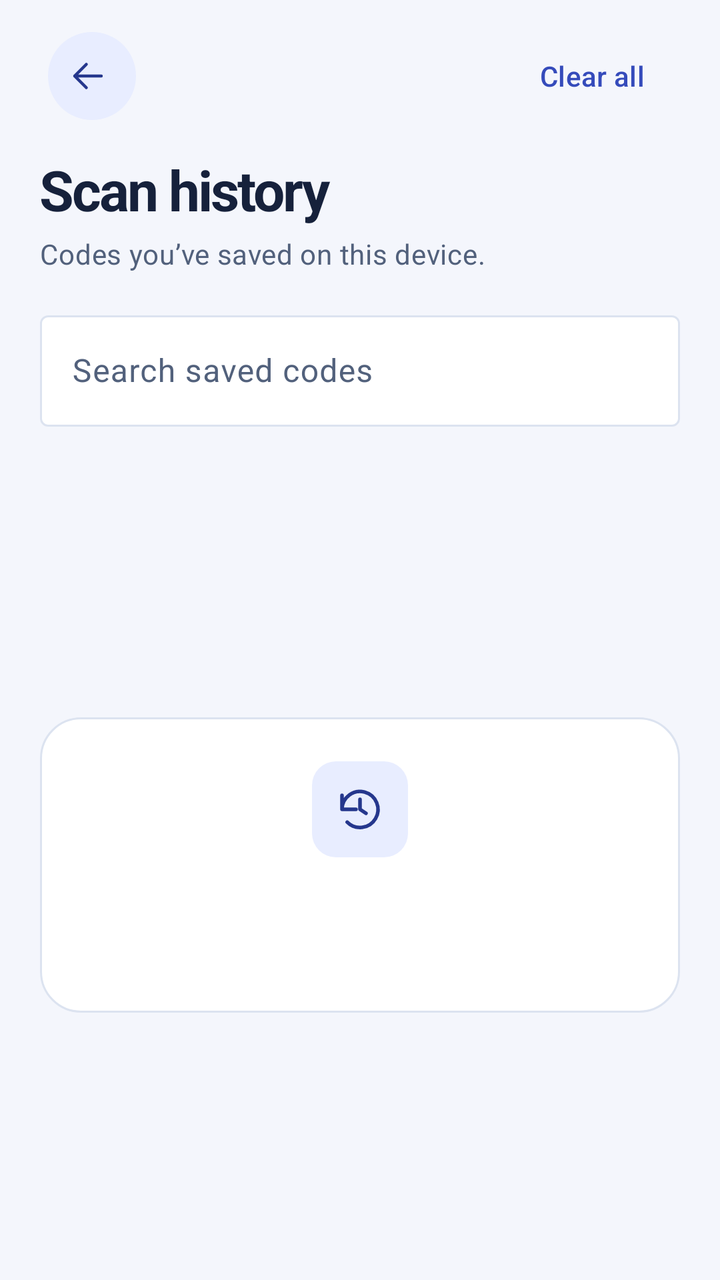
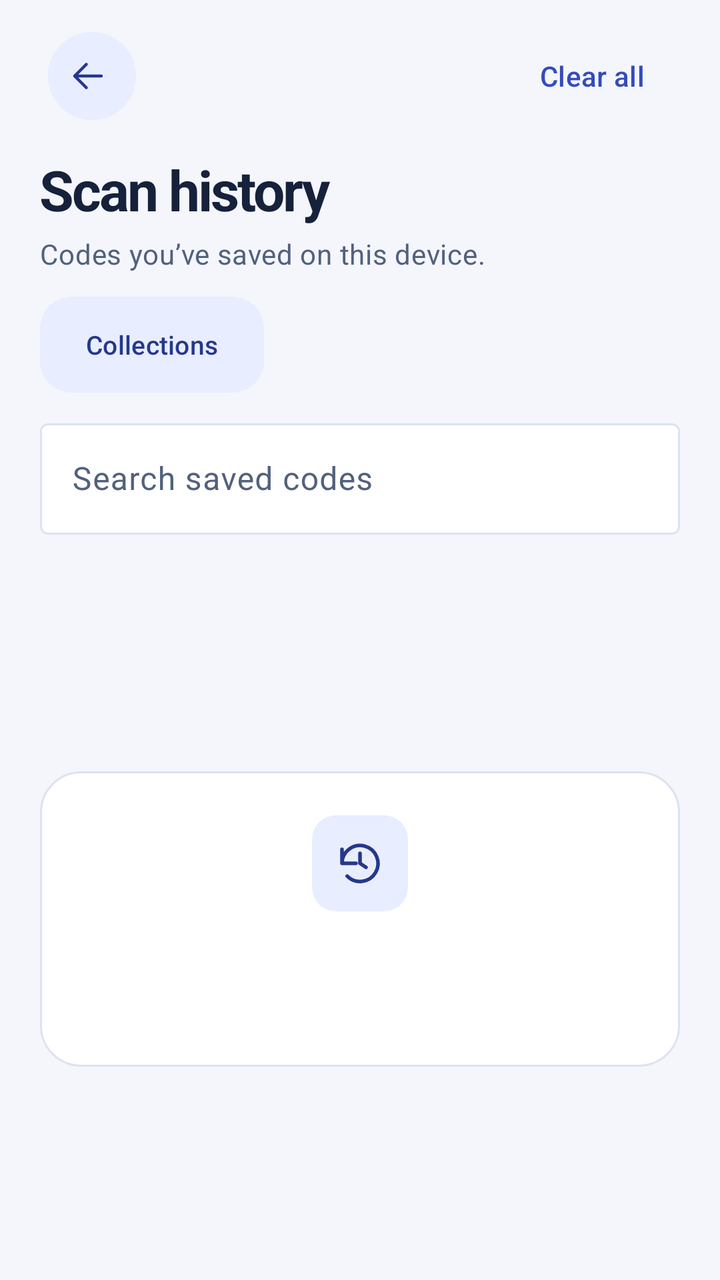

The first picture is an Android layout as it rendered before a commit; the second is the same layout after the commit. The layout source and the unified diff follow.
<!-- AndroidManifest.xml: application theme Theme.ScanCode -->
<!-- res/layout/activity_history.xml -->
<?xml version="1.0" encoding="utf-8"?>
<FrameLayout xmlns:android="http://schemas.android.com/apk/res/android"
    xmlns:app="http://schemas.android.com/apk/res-auto"
    xmlns:tools="http://schemas.android.com/tools"
    android:id="@+id/root"
    android:layout_width="match_parent"
    android:layout_height="match_parent"
    tools:ignore="UselessParent">

    
    <LinearLayout
        android:id="@+id/content"
        android:layout_width="match_parent"
        android:layout_height="match_parent"
        android:layout_gravity="center_horizontal"
        android:focusableInTouchMode="true"
        android:orientation="vertical"
        android:paddingHorizontal="20dp"
        android:paddingTop="12dp">

        <LinearLayout
            android:layout_width="match_parent"
            android:layout_height="wrap_content"
            android:gravity="center_vertical"
            android:orientation="horizontal">

            <com.google.android.material.button.MaterialButton
                android:id="@+id/backButton"
                style="@style/Widget.Material3.Button.IconButton.Filled.Tonal"
                android:layout_width="52dp"
                android:layout_height="52dp"
                android:contentDescription="@string/back"
                app:icon="@drawable/ic_back" />

            <Space
                android:layout_width="0dp"
                android:layout_height="1dp"
                android:layout_weight="1" />

            <com.google.android.material.button.MaterialButton
                android:id="@+id/clearButton"
                style="@style/Widget.Material3.Button.TextButton"
                android:layout_width="wrap_content"
                android:layout_height="wrap_content"
                android:minHeight="48dp"
                android:text="@string/clear_all" />
        </LinearLayout>

        <TextView
            android:id="@+id/historyTitle"
            android:layout_width="match_parent"
            android:layout_height="wrap_content"
            android:layout_marginTop="12dp"
            android:text="@string/history_title"
            android:textAppearance="@style/TextAppearance.ScanCode.Title" />

        <TextView
            android:layout_width="match_parent"
            android:layout_height="wrap_content"
            android:layout_marginTop="4dp"
            android:text="@string/history_subtitle"
            android:textAppearance="?attr/textAppearanceBodyMedium"
            android:textColor="@color/muted" />

        <com.google.android.material.textfield.TextInputLayout
            style="@style/Widget.Material3.TextInputLayout.OutlinedBox"
            android:layout_width="match_parent"
            android:layout_height="wrap_content"
            android:layout_marginTop="16dp"
            android:hint="@string/history_search"
            app:boxBackgroundColor="@color/card"
            app:endIconMode="clear_text">

            <com.google.android.material.textfield.TextInputEditText
                android:id="@+id/searchInput"
                android:layout_width="match_parent"
                android:layout_height="wrap_content"
                android:imeOptions="actionDone"
                android:inputType="text"
                android:maxLines="1" />
        </com.google.android.material.textfield.TextInputLayout>

        <FrameLayout
            android:layout_width="match_parent"
            android:layout_height="0dp"
            android:layout_marginTop="12dp"
            android:layout_weight="1">

            <ListView
                android:id="@+id/historyList"
                android:layout_width="match_parent"
                android:layout_height="match_parent"
                android:clipToPadding="false"
                android:divider="@android:color/transparent"
                android:dividerHeight="8dp"
                android:listSelector="?attr/selectableItemBackground"
                android:paddingBottom="16dp"
                android:scrollbarStyle="insideOverlay" />

            <LinearLayout
                android:id="@+id/historyEmpty"
                android:layout_width="match_parent"
                android:layout_height="wrap_content"
                android:layout_gravity="center"
                android:background="@drawable/surface_card"
                android:gravity="center"
                android:orientation="vertical"
                android:padding="22dp">

                <ImageView
                    android:layout_width="48dp"
                    android:layout_height="48dp"
                    android:background="@drawable/format_tile"
                    android:importantForAccessibility="no"
                    android:padding="12dp"
                    app:srcCompat="@drawable/ic_history"
                    app:tint="@color/on_tonal" />

                <TextView
                    android:id="@+id/emptyTitle"
                    android:layout_width="wrap_content"
                    android:layout_height="wrap_content"
                    android:layout_marginTop="12dp"
                    android:gravity="center"
                    android:textAppearance="?attr/textAppearanceTitleMedium"
                    android:textColor="@color/ink" />

                <TextView
                    android:id="@+id/emptyDetail"
                    android:layout_width="wrap_content"
                    android:layout_height="wrap_content"
                    android:layout_marginTop="3dp"
                    android:gravity="center"
                    android:textAppearance="?attr/textAppearanceBodyMedium"
                    android:textColor="@color/muted" />
            </LinearLayout>
        </FrameLayout>
    </LinearLayout>
</FrameLayout>
<!-- resources referenced by this layout -->
<resources>
  <color name="card">#FFFFFF</color>
  <color name="ink">#16213B</color>
  <color name="muted">#52617C</color>
  <color name="on_tonal">#25378D</color>
  <!-- drawable format_tile (drawable) -->
  <shape xmlns:android="http://schemas.android.com/apk/res/android">
      <solid android:color="@color/tonal" />
      <corners android:radius="12dp" />
  </shape>
  <!-- drawable ic_back (drawable) -->
  <vector xmlns:android="http://schemas.android.com/apk/res/android"
      android:width="24dp" android:height="24dp" android:viewportWidth="24" android:viewportHeight="24"
      android:autoMirrored="true">
      <path android:strokeColor="@android:color/white" android:strokeWidth="1.8"
          android:strokeLineCap="round" android:strokeLineJoin="round"
          android:pathData="M20,12H4 M11,5l-7,7 7,7" />
  </vector>
  <!-- drawable ic_history (drawable) -->
  <vector xmlns:android="http://schemas.android.com/apk/res/android"
      android:width="24dp" android:height="24dp" android:viewportWidth="24" android:viewportHeight="24">
      <path android:strokeColor="@android:color/white" android:strokeWidth="1.8"
          android:strokeLineCap="round" android:strokeLineJoin="round"
          android:pathData="M3,12a9,9 0,1 1,2.6 6.4 M3,5v7h7 M12,7v5l3,2" />
  </vector>
  <!-- drawable surface_card (drawable) -->
  <shape xmlns:android="http://schemas.android.com/apk/res/android">
      <solid android:color="@color/card" />
      <stroke android:width="1dp" android:color="@color/outline" />
      <corners android:radius="20dp" />
  </shape>
  <string name="back">Back</string>
  <string name="clear_all">Clear all</string>
  <string name="history_search">Search saved codes</string>
  <string name="history_subtitle">Codes you’ve saved on this device.</string>
  <string name="history_title">Scan history</string>
  <style name="TextAppearance.ScanCode.Title" parent="TextAppearance.Material3.HeadlineMedium">
          <item name="android:fontFamily">sans-serif</item>
          <item name="android:textStyle">bold</item>
          <item name="android:letterSpacing">-0.035</item>
          <item name="android:textColor">@color/ink</item>
      </style>
  <style name="Theme.ScanCode" parent="Theme.Material3.DayNight.NoActionBar">
          <item name="colorPrimary">@color/primary</item>
          <item name="colorOnPrimary">@color/on_primary</item>
          <item name="colorPrimaryContainer">@color/tonal</item>
          <item name="colorOnPrimaryContainer">@color/on_tonal</item>
          <item name="colorSecondaryContainer">@color/tonal</item>
          <item name="colorOnSecondaryContainer">@color/on_tonal</item>
          <item name="colorSurface">@color/card</item>
          <item name="colorOnSurface">@color/ink</item>
          <item name="colorSurfaceVariant">@color/tonal</item>
          <item name="colorOnSurfaceVariant">@color/muted</item>
          <item name="colorOutline">@color/outline</item>
          <item name="android:windowBackground">@color/surface</item>
      </style>
  <color name="tonal">#E8EDFF</color>
  <color name="outline">#DCE3F0</color>
  <color name="primary">#354BBB</color>
  <color name="on_primary">#FFFFFF</color>
  <color name="surface">#F4F6FC</color>
</resources>

<!-- the commit's change to res/layout/activity_history.xml (unified diff, before → after) -->
@@ -55,6 +55,7 @@
             android:textAppearance="@style/TextAppearance.ScanCode.Title" />
 
         <TextView
+            android:id="@+id/historySubtitle"
             android:layout_width="match_parent"
             android:layout_height="wrap_content"
             android:layout_marginTop="4dp"
@@ -62,11 +63,37 @@
             android:textAppearance="?attr/textAppearanceBodyMedium"
             android:textColor="@color/muted" />
 
+        <LinearLayout
+            android:layout_width="match_parent"
+            android:layout_height="wrap_content"
+            android:layout_marginTop="8dp"
+            android:gravity="center_vertical"
+            android:orientation="horizontal">
+
+            <com.google.android.material.button.MaterialButton
+                android:id="@+id/collectionsButton"
+                style="@style/Widget.ScanCode.Action"
+                android:layout_width="wrap_content"
+                android:layout_height="wrap_content"
+                android:minWidth="112dp"
+                android:text="@string/collections" />
+
+            <com.google.android.material.button.MaterialButton
+                android:id="@+id/manageCollectionButton"
+                style="@style/Widget.Material3.Button.TextButton"
+                android:layout_width="wrap_content"
+                android:layout_height="wrap_content"
+                android:layout_marginStart="6dp"
+                android:minHeight="48dp"
+                android:text="@string/collection_manage"
+                android:visibility="gone" />
+        </LinearLayout>
+
         <com.google.android.material.textfield.TextInputLayout
             style="@style/Widget.Material3.TextInputLayout.OutlinedBox"
             android:layout_width="match_parent"
             android:layout_height="wrap_content"
-            android:layout_marginTop="16dp"
+            android:layout_marginTop="6dp"
             android:hint="@string/history_search"
             app:boxBackgroundColor="@color/card"
             app:endIconMode="clear_text">
<!-- resource entries referenced after the edit -->
@@ -32,6 +32,8 @@
   </shape>
   <string name="back">Back</string>
   <string name="clear_all">Clear all</string>
+  <string name="collection_manage">Manage collection</string>
+  <string name="collections">Collections</string>
   <string name="history_search">Search saved codes</string>
   <string name="history_subtitle">Codes you’ve saved on this device.</string>
   <string name="history_title">Scan history</string>
@@ -40,6 +42,16 @@
           <item name="android:textStyle">bold</item>
           <item name="android:letterSpacing">-0.035</item>
           <item name="android:textColor">@color/ink</item>
+      </style>
+  <style name="Widget.ScanCode.Action" parent="Widget.Material3.Button.TonalButton">
+          <item name="android:minHeight">56dp</item>
+          <item name="android:textSize">13sp</item>
+          <item name="android:paddingStart">8dp</item>
+          <item name="android:paddingEnd">8dp</item>
+          <item name="cornerRadius">16dp</item>
+          <item name="iconGravity">textStart</item>
+          <item name="iconPadding">6dp</item>
+          <item name="iconSize">18dp</item>
       </style>
   <style name="Theme.ScanCode" parent="Theme.Material3.DayNight.NoActionBar">
           <item name="colorPrimary">@color/primary</item>
